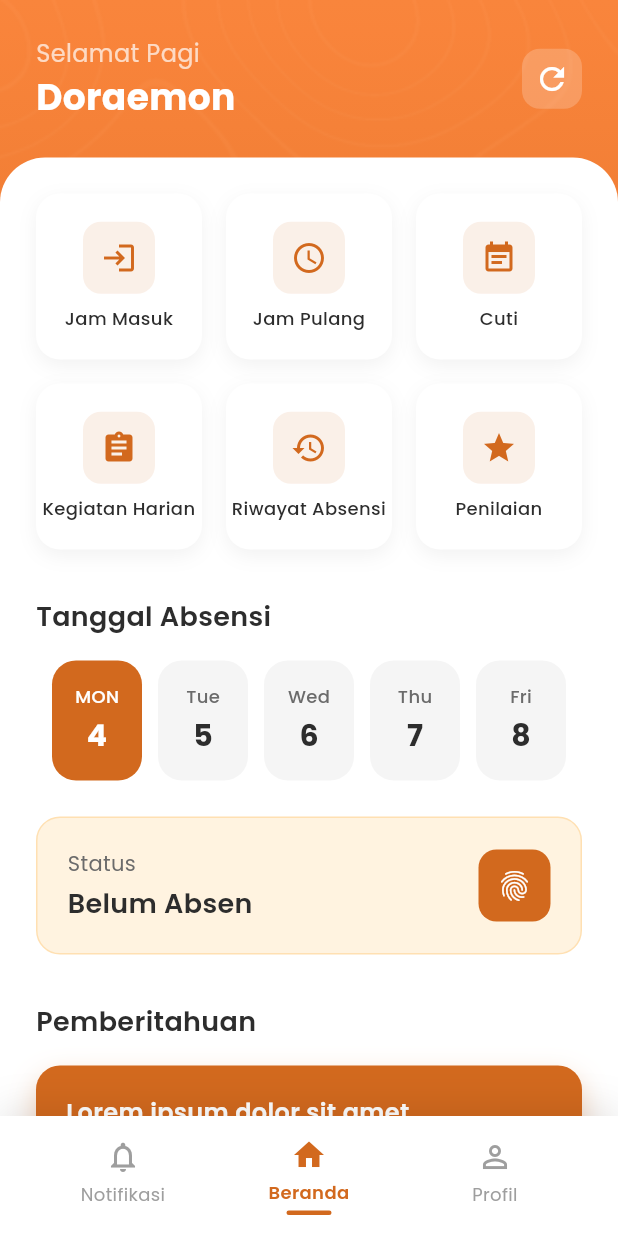
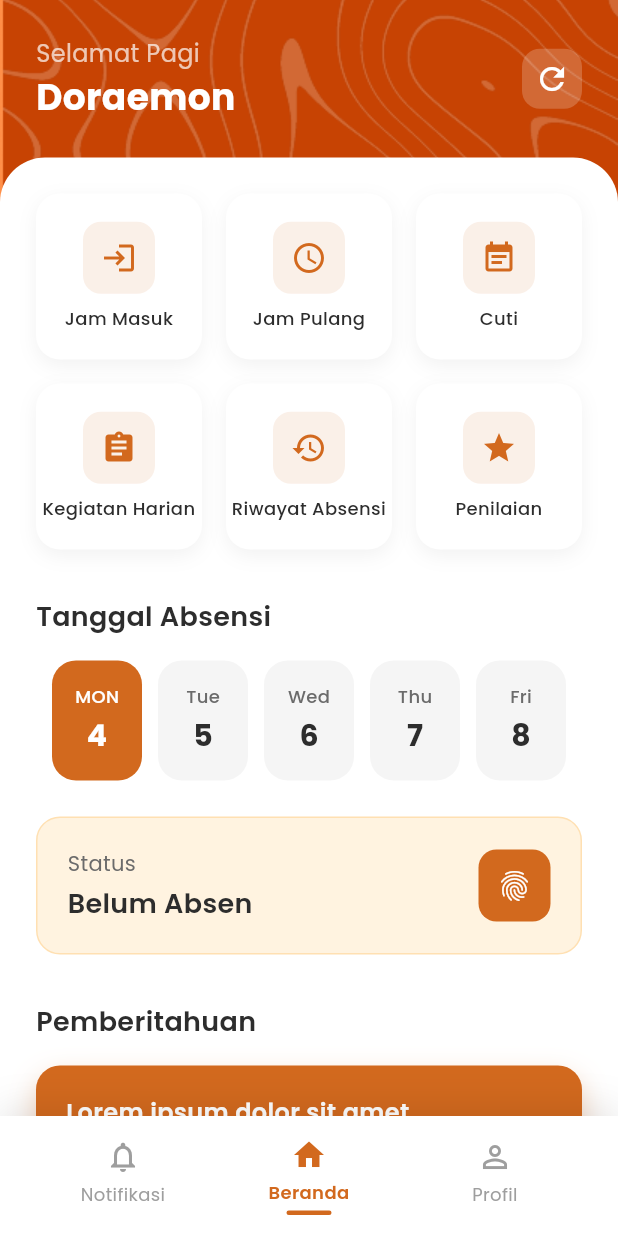
Before and after one commit to fairuzzkii/simpeg_mobile_mascitra, a Flutter app: the HomePage screen opened directly, on a phone screen of 412 x 824 dp. Run offline on Flutter 3.47's test engine with Material 3 defaults, Android fonts, the phone set to English and light mode, and no system bars.

Commit message:
slicing login dan homepage

```diff
--- a/lib/pages/homePage/homePage.dart
+++ b/lib/pages/homePage/homePage.dart
@@ -13,21 +13,9 @@ class _HomePageState extends State<HomePage> {
   bool isAbsent = false;
 
   final List<Map<String, dynamic>> features = [
-    {
-      'title': 'Jam Masuk',
-      'icon': Icons.login,
-      'color': Color(0xFFD2691E),
-    },
-    {
-      'title': 'Jam Pulang',
-      'icon': Icons.schedule,
-      'color': Color(0xFFD2691E),
-    },
-    {
-      'title': 'Cuti',
-      'icon': Icons.event_note,
-      'color': Color(0xFFD2691E),
-    },
+    {'title': 'Jam Masuk', 'icon': Icons.login, 'color': Color(0xFFD2691E)},
+    {'title': 'Jam Pulang', 'icon': Icons.schedule, 'color': Color(0xFFD2691E)},
+    {'title': 'Cuti', 'icon': Icons.event_note, 'color': Color(0xFFD2691E)},
     {
       'title': 'Kegiatan Harian',
       'icon': Icons.assignment,
@@ -38,11 +26,7 @@ class _HomePageState extends State<HomePage> {
       'icon': Icons.history,
       'color': Color(0xFFD2691E),
     },
-    {
-      'title': 'Penilaian',
-      'icon': Icons.star,
-      'color': Color(0xFFD2691E),
-    },
+    {'title': 'Penilaian', 'icon': Icons.star, 'color': Color(0xFFD2691E)},
   ];
 
   final List<Map<String, String>> weekDays = [
@@ -56,29 +40,33 @@ class _HomePageState extends State<HomePage> {
   @override
   Widget build(BuildContext context) {
     return Scaffold(
-      body: Container(
+      body: Stack(
+        children: [
+          // Background gradient
+          Container(
             width: double.infinity,
             height: double.infinity,
             decoration: const BoxDecoration(
               gradient: LinearGradient(
                 begin: Alignment.topCenter,
                 end: Alignment.bottomCenter,
-            colors: [
-              Color(0xFFFF8C42),
-              Color(0xFFD2691E),
-            ],
+                colors: [Color(0xFFFF8C42)],
               ),
             ),
-        child: Stack(
-          children: [
-            // Topographic pattern background
-            Positioned.fill(
+          ),
+
+          // Topographic pattern background - using the same pattern as login
+          Positioned(
+            left: 0,
+            right: 0,
+            top: 0,
+            height: MediaQuery.of(context).size.height * 0.60,
             child: Image.asset(
-                'assets/images/topographic_pattern.png',
+              'assets/images/topographic_pattern2.png',
               fit: BoxFit.cover,
-                opacity: const AlwaysStoppedAnimation(0.1),
             ),
           ),
+
           SafeArea(
             child: Column(
               children: [
@@ -144,7 +132,8 @@ class _HomePageState extends State<HomePage> {
                           GridView.builder(
                             shrinkWrap: true,
                             physics: const NeverScrollableScrollPhysics(),
-                              gridDelegate: const SliverGridDelegateWithFixedCrossAxisCount(
+                            gridDelegate:
+                                const SliverGridDelegateWithFixedCrossAxisCount(
                                   crossAxisCount: 3,
                                   crossAxisSpacing: 16,
                                   mainAxisSpacing: 16,
@@ -158,7 +147,9 @@ class _HomePageState extends State<HomePage> {
                                   // Handle feature tap
                                   ScaffoldMessenger.of(context).showSnackBar(
                                     SnackBar(
-                                        content: Text('${feature['title']} dipilih'),
+                                      content: Text(
+                                        '${feature['title']} dipilih',
+                                      ),
                                       duration: const Duration(seconds: 1),
                                     ),
                                   );
@@ -182,8 +173,12 @@ class _HomePageState extends State<HomePage> {
                                         width: 48,
                                         height: 48,
                                         decoration: BoxDecoration(
-                                            color: feature['color'].withOpacity(0.1),
-                                            borderRadius: BorderRadius.circular(12),
+                                          color: feature['color'].withOpacity(
+                                            0.1,
+                                          ),
+                                          borderRadius: BorderRadius.circular(
+                                            12,
+                                          ),
                                         ),
                                         child: Icon(
                                           feature['icon'],
@@ -224,11 +219,14 @@ class _HomePageState extends State<HomePage> {
                           Row(
                             mainAxisAlignment: MainAxisAlignment.spaceEvenly,
                             children: weekDays.map((day) {
-                                final isSelected = selectedDate == '${day['day']}\n${day['date']}';
+                              final isSelected =
+                                  selectedDate ==
+                                  '${day['day']}\n${day['date']}';
                               return GestureDetector(
                                 onTap: () {
                                   setState(() {
-                                      selectedDate = '${day['day']}\n${day['date']}';
+                                    selectedDate =
+                                        '${day['day']}\n${day['date']}';
                                   });
                                 },
                                 child: Container(
@@ -289,7 +287,8 @@ class _HomePageState extends State<HomePage> {
                               children: [
                                 Expanded(
                                   child: Column(
-                                      crossAxisAlignment: CrossAxisAlignment.start,
+                                    crossAxisAlignment:
+                                        CrossAxisAlignment.start,
                                     children: [
                                       const Text(
                                         'Status',
@@ -301,7 +300,9 @@ class _HomePageState extends State<HomePage> {
                                       ),
                                       const SizedBox(height: 4),
                                       Text(
-                                          isAbsent ? 'Sudah Absen' : 'Belum Absen',
+                                        isAbsent
+                                            ? 'Sudah Absen'
+                                            : 'Belum Absen',
                                         style: const TextStyle(
                                           fontSize: 18,
                                           fontWeight: FontWeight.w600,
@@ -356,7 +357,9 @@ class _HomePageState extends State<HomePage> {
                               borderRadius: BorderRadius.circular(16),
                               boxShadow: [
                                 BoxShadow(
-                                    color: const Color(0xFFD2691E).withOpacity(0.3),
+                                  color: const Color(
+                                    0xFFD2691E,
+                                  ).withOpacity(0.3),
                                   blurRadius: 15,
                                   offset: const Offset(0, 8),
                                 ),
@@ -366,7 +369,8 @@ class _HomePageState extends State<HomePage> {
                               children: [
                                 Expanded(
                                   child: Column(
-                                      crossAxisAlignment: CrossAxisAlignment.start,
+                                    crossAxisAlignment:
+                                        CrossAxisAlignment.start,
                                     children: const [
                                       Text(
                                         'Lorem ipsum dolor sit amet',
@@ -406,7 +410,9 @@ class _HomePageState extends State<HomePage> {
                               ],
                             ),
                           ),
-                            const SizedBox(height: 100), // Space for bottom navigation
+                          const SizedBox(
+                            height: 100,
+                          ), // Space for bottom navigation
                         ],
                       ),
                     ),
@@ -417,7 +423,6 @@ class _HomePageState extends State<HomePage> {
           ),
         ],
       ),
-      ),
       bottomNavigationBar: const CustomBottomNavBar(currentIndex: 1),
     );
   }
```
Also changed, not shown: lib/pages/authPage/loginPage.dart (+42 -13 lines), pubspec.lock. Lines whose indentation alone changed are shown as unchanged.
